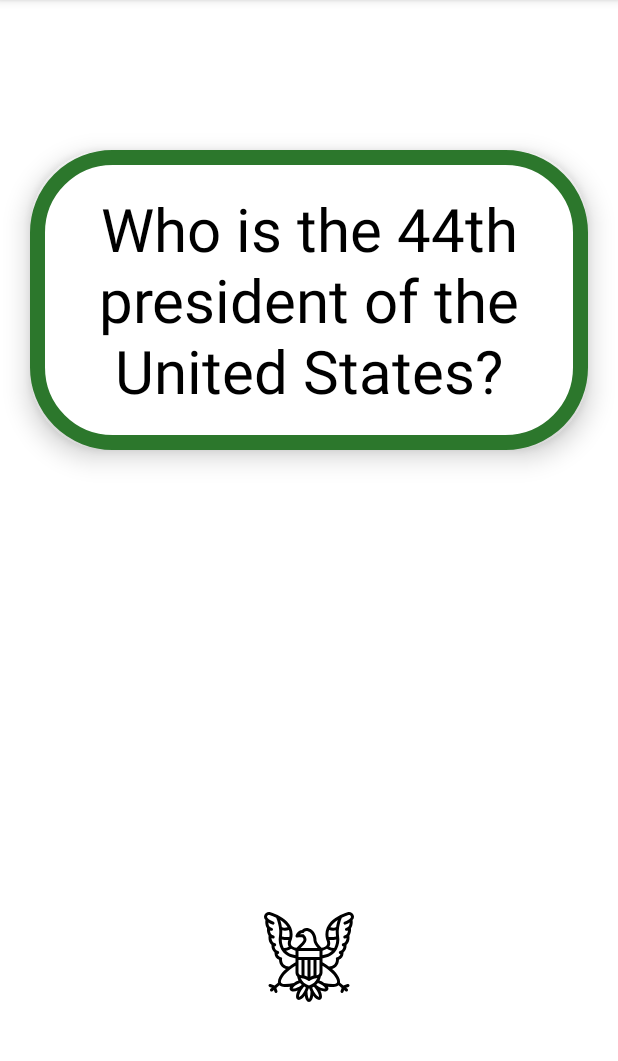
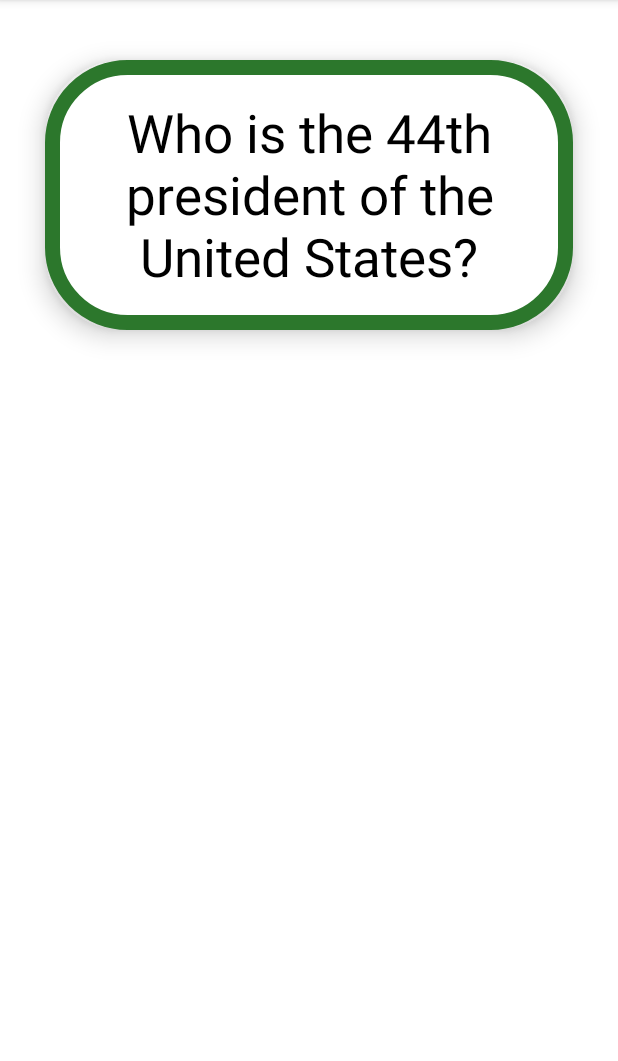
Before and after one commit to RobotPirate/FlashcardApp, an Android app: the screen it shows after launch (MainActivity), on a phone screen of 412 x 824 dp, the part 84-1145 px from its top. Run offline under Robolectric (Android 15) with nearby library versions, the phone set to English and light mode, and no system bars.

Commit message:
lab 1 changes

```diff
--- /dev/null
+++ b/app/src/main/res/drawable/answer_background.xml
@@ -0,0 +1,8 @@
+<!--puts a green bolded radius and green background when correct answer is selected -->
+<?xml version="1.0" encoding="utf-8"?>
+<shape xmlns:android="http://schemas.android.com/apk/res/android"
+    android:shape="rectangle">
+    <corners android:radius="50dp" />
+    <stroke android:color="#2C772C" android:width="3dp" />
+    <solid android:color="@color/colorCorrect" />
+</shape>
--- a/app/src/main/res/layout/activity_main.xml
+++ b/app/src/main/res/layout/activity_main.xml
@@ -11,21 +11,20 @@
 
 
 
-
-    <TextView
+   <TextView
         android:id="@+id/flashcard_question"
         android:background="@drawable/card_background"
         android:elevation="10dp"
         android:layout_width="match_parent"
-        android:layout_height="200dp"
+        android:layout_height="180dp"
         android:layout_alignParentTop="true"
         android:layout_centerHorizontal="true"
-        android:layout_marginTop="100dp"
-        android:layout_marginRight="20dp"
-        android:layout_marginLeft="20dp"
+        android:layout_marginTop="40dp"
+        android:layout_marginRight="30dp"
+        android:layout_marginLeft="30dp"
         android:text="@string/q1"
         android:textColor="@color/colorBlack"
-        android:textSize="40sp"
+        android:textSize="35sp"
         android:gravity="center" />
 
     <TextView
@@ -44,15 +43,50 @@
         android:textSize="40sp"
         android:gravity="center" />
 
-    <ImageView
-        android:layout_alignParentBottom="true"
-        android:layout_marginBottom="100dp"
-        android:id="@+id/toggle_choices_visibility"
-        android:layout_width="60dp"
-        android:layout_height="60dp"
-        android:layout_centerHorizontal="true"
-        android:gravity="center"
-        android:src="@drawable/ic_presidential_eagle"
-        />
+<!--    <Button-->
+<!--        android:id="@+id/button1"-->
+<!--        android:layout_below="@+id/flashcard_question"-->
+<!--        android:layout_centerInParent="true"-->
+<!--        android:layout_width="250dp"-->
+<!--        android:layout_height="60dp"-->
+<!--        android:background="#ffcc66"-->
+<!--        android:layout_marginTop="30dp"-->
+<!--        android:text="@string/george_bush"-->
+<!--        />-->
+
+<!--    <Button-->
+<!--        android:id="@+id/button2"-->
+<!--        android:layout_below="@+id/button1"-->
+<!--        android:layout_centerInParent="true"-->
+<!--        android:layout_width="250dp"-->
+<!--        android:layout_height="60dp"-->
+<!--        android:background="#ffcc66"-->
+<!--        android:layout_marginTop="30dp"-->
+<!--        android:text="@string/richard_nixon"-->
+<!--        />-->
+
+
+<!--    <Button-->
+<!--        android:id="@+id/button3"-->
+<!--        android:layout_below="@+id/button2"-->
+<!--        android:layout_centerInParent="true"-->
+<!--        android:layout_width="250dp"-->
+<!--        android:layout_height="60dp"-->
+<!--        android:background="#ffcc66"-->
+<!--        android:layout_marginTop="30dp"-->
+<!--        android:text="@string/barack_obama"-->
+<!--        />-->
+
+
+<!--    <ImageView-->
+<!--        android:layout_marginTop="35dp"-->
+<!--        android:layout_below="@id/button3"-->
+<!--        android:id="@+id/toggle_choices_visibility"-->
+<!--        android:layout_width="40dp"-->
+<!--        android:layout_height="40dp"-->
+<!--        android:layout_centerHorizontal="true"-->
+<!--        android:gravity="center"-->
+<!--        android:src="@drawable/ic_presidential_eagle"-->
+<!--        />-->
 
 </RelativeLayout>
--- a/app/src/main/res/values/colors.xml
+++ b/app/src/main/res/values/colors.xml
@@ -7,5 +7,7 @@
     <color name="colorGreenBG">#C6F0C6</color>
     <color name="colorWhite">#ffffff</color>
     <color name="colorBlack">#000000</color>
+    <color name="colorIncorrect">#ff6666</color>
+    <color name="colorCorrect">#A8D589</color>
 
 </resources>
--- a/app/src/main/res/values/strings.xml
+++ b/app/src/main/res/values/strings.xml
@@ -2,4 +2,7 @@
     <string name="app_name">Best President</string>
     <string name="q1">Who is the 44th president of the United States?</string>
     <string name="a1">Barack Obama</string>
+    <string name="george_bush">George Bush</string>
+    <string name="richard_nixon">Richard Nixon</string>
+    <string name="barack_obama">Barack Obama</string>
 </resources>
```
Also changed, not shown: app/src/main/java/com/example/cerina/flashcardapp/MainActivity.java (+33 -0 lines).
